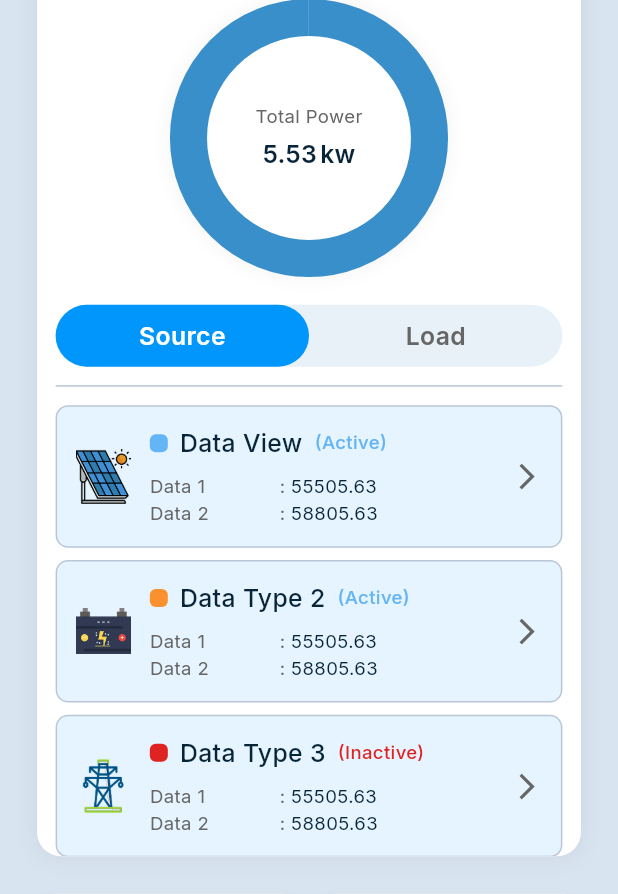
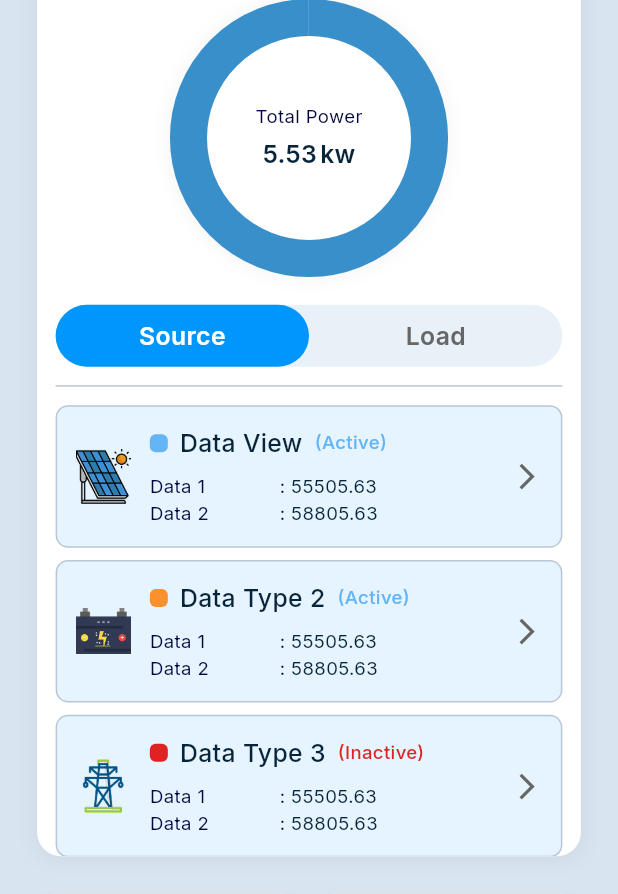
Before and after one commit to The-Black-Shadow/scube_task_app, a Flutter app: the DashboardScreen screen opened by its route, on a phone screen of 412 x 824 dp. Shown: the part 299-1193 px from the top of the screen. Run offline on Flutter 3.47's test engine with Material 3 defaults, Android fonts, the phone set to English and light mode, and no system bars; our stand-ins replace get, google_fonts.

```diff
--- a/lib/constant/app_assert_image.dart
+++ b/lib/constant/app_assert_image.dart
@@ -19,6 +19,7 @@ class AppAssertImage {
   final String gGenerator = "assets/generator_8789846.png"; // Reusing
   final String naturalGas = "assets/fire_3900509 1.png";
   final String waterProcess = "assets/faucet_1078798.png";
+  final String charge = "assets/charge_7345374.png";
 
   final String noData = "assets/no_data.png";
   final String chevronsUp = "assets/chevrons-up.png";
--- a/lib/constant/app_text_styles.dart
+++ b/lib/constant/app_text_styles.dart
@@ -86,7 +86,7 @@ class AppTextStyles {
   TextStyle get dashboardDataLabel => GoogleFonts.inter(
     fontSize: AppSize.width(value: 12),
     fontWeight: FontWeight.w400,
-    color: AppColors.instance.textGrey,
+    color: AppColors.instance.textDarkBlue,
   );
 
   TextStyle get dashboardDataValue => GoogleFonts.inter(
--- a/lib/screens/dashboard_screen/dashboard_screen.dart
+++ b/lib/screens/dashboard_screen/dashboard_screen.dart
@@ -236,7 +236,7 @@ class DashboardScreen extends GetView<DashboardController> {
           onTap: () {},
         ),
         DashboardGridItem(
-          iconPath: AppAssertImage.instance.plantSummary,
+          iconPath: AppAssertImage.instance.charge,
           label: AppStrings.instance.plantSummary,
           onTap: () {},
         ),
```
Also changed, not shown: assets/charge_7345374.png (renamed from assets/charge_7345374 1.png).
